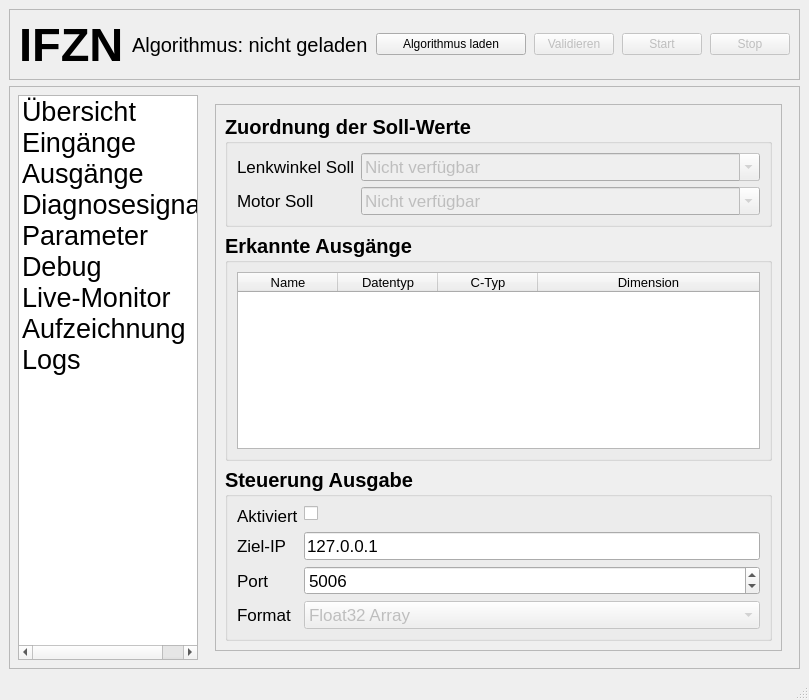
Before: the Qt Designer form mainwindow.ui in NEX108/SimulinkUdpInterface, drawn with Qt 5.
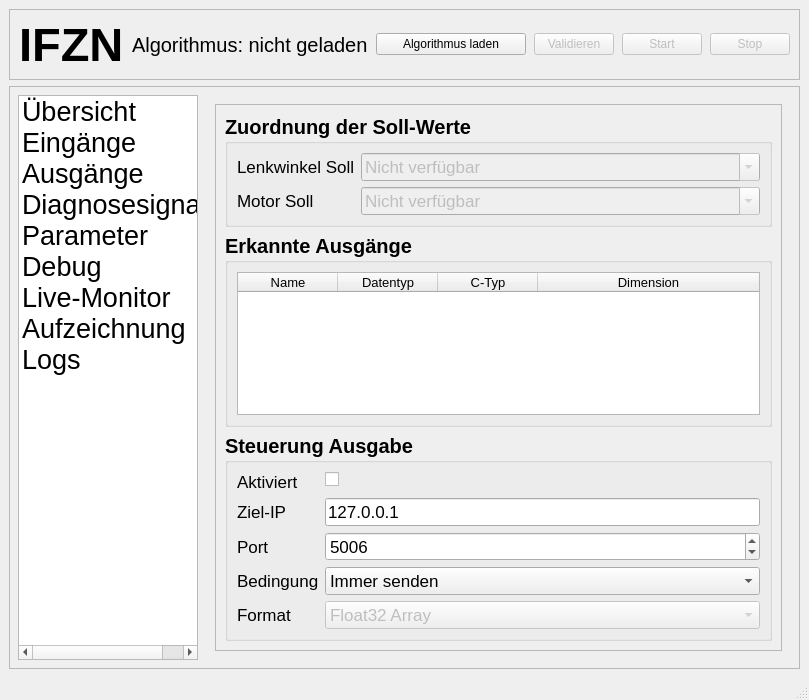
After: the same form once the commit is applied. The open tabs and pages were chosen to show the change.

```diff
--- a/mainwindow.ui
+++ b/mainwindow.ui
@@ -298,7 +298,7 @@
           </size>
          </property>
          <property name="currentIndex">
-          <number>1</number>
+          <number>2</number>
          </property>
          <widget class="QWidget" name="overviewPage"/>
          <widget class="QWidget" name="inputsPage">
@@ -1300,7 +1300,7 @@
                     </property>
                    </widget>
                   </item>
-                  <item row="3" column="0">
+                  <item row="4" column="0">
                    <widget class="QLabel" name="labelCommandSendFormat">
                     <property name="font">
                      <font>
@@ -1313,7 +1313,7 @@
                     </property>
                    </widget>
                   </item>
-                  <item row="3" column="1">
+                  <item row="4" column="1">
                    <widget class="QComboBox" name="comboCommandSendFormat">
                     <property name="enabled">
                      <bool>false</bool>
@@ -1344,6 +1344,34 @@
                     </property>
                    </widget>
                   </item>
+                  <item row="3" column="0">
+                   <widget class="QLabel" name="labelCommandEnable">
+                    <property name="font">
+                     <font>
+                      <pointsize>13</pointsize>
+                      <bold>false</bold>
+                     </font>
+                    </property>
+                    <property name="text">
+                     <string>Bedingung</string>
+                    </property>
+                   </widget>
+                  </item>
+                  <item row="3" column="1">
+                   <widget class="QComboBox" name="comboCommandEnable">
+                    <property name="font">
+                     <font>
+                      <pointsize>13</pointsize>
+                      <bold>false</bold>
+                     </font>
+                    </property>
+                    <item>
+                     <property name="text">
+                      <string>Immer senden</string>
+                     </property>
+                    </item>
+                   </widget>
+                  </item>
                  </layout>
                 </widget>
                </item>
```
